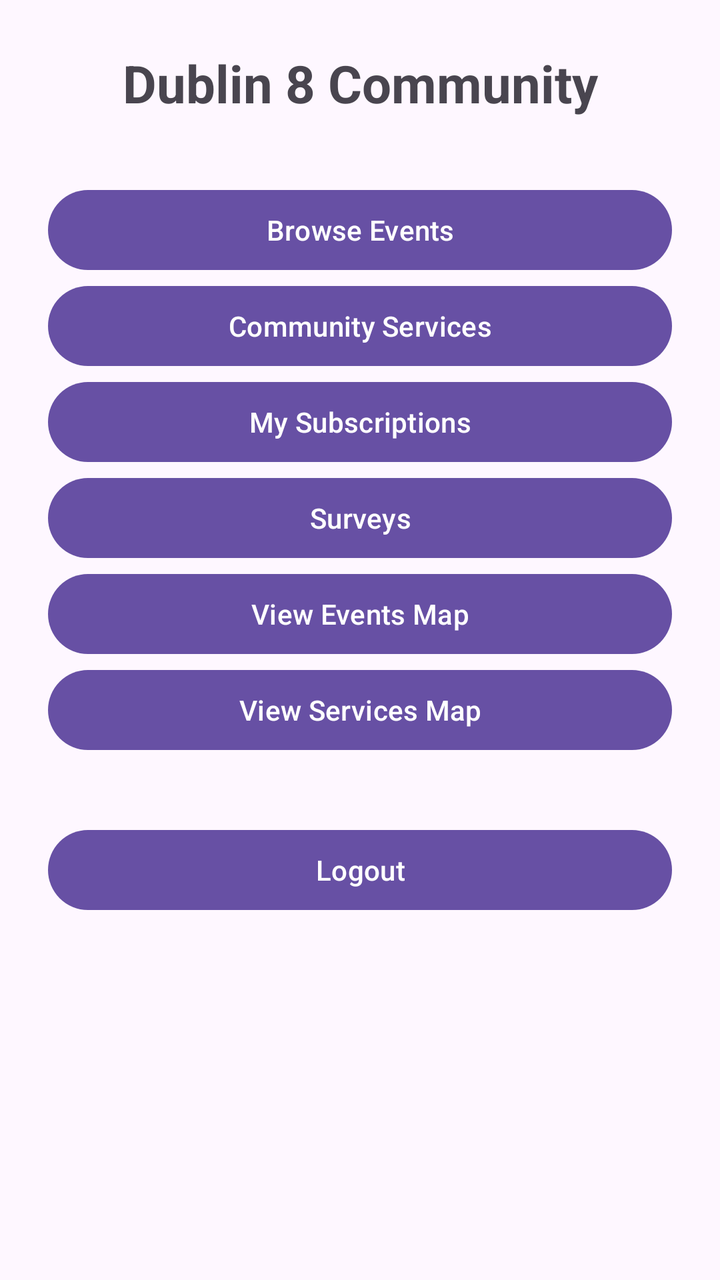
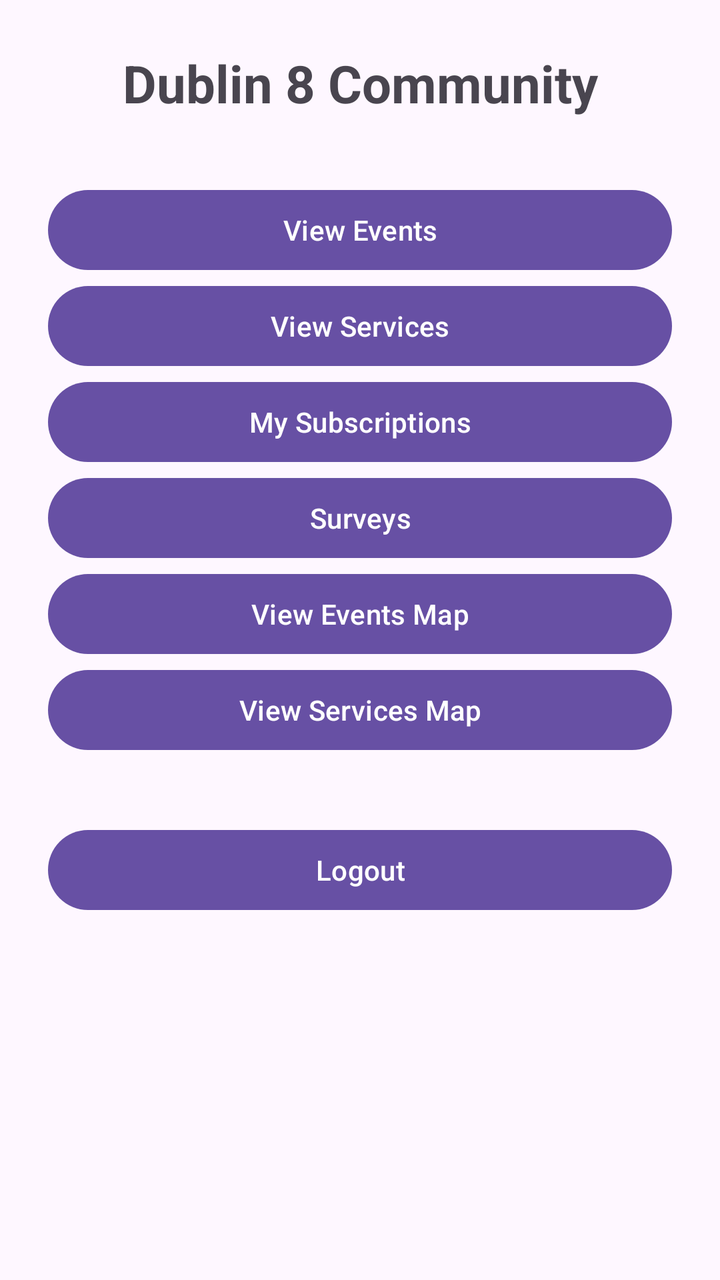

Screens rendered from an Android XML layout before and after an edit, with the pre-edit source and the edit as a unified diff.
<!-- AndroidManifest.xml: application theme Theme.Dublin8Community -->
<!-- res/layout/activity_user_dashboard.xml -->
<?xml version="1.0" encoding="utf-8"?>
<LinearLayout xmlns:android="http://schemas.android.com/apk/res/android"
    android:layout_width="match_parent"
    android:layout_height="match_parent"
    android:orientation="vertical"
    android:padding="24dp"
    android:gravity="center_horizontal">

    <TextView
        android:id="@+id/welcomeText"
        android:layout_width="match_parent"
        android:layout_height="wrap_content"
        android:text="Dublin 8 Community"
        android:textSize="26sp"
        android:textStyle="bold"
        android:gravity="center"
        android:layout_marginBottom="32dp" />

    <Button
        android:id="@+id/eventsButton"
        android:layout_width="match_parent"
        android:layout_height="wrap_content"
        android:text="Browse Events" />

    <Button
        android:id="@+id/servicesButton"
        android:layout_width="match_parent"
        android:layout_height="wrap_content"
        android:text="Community Services" />

    <Button
        android:id="@+id/subscriptionsButton"
        android:layout_width="match_parent"
        android:layout_height="wrap_content"
        android:text="My Subscriptions" />

    <Button
        android:id="@+id/surveysButton"
        android:layout_width="match_parent"
        android:layout_height="wrap_content"
        android:text="Surveys" />

    <Button
        android:id="@+id/eventsMapButton"
        android:layout_width="match_parent"
        android:layout_height="wrap_content"
        android:text="View Events Map" />

    <Button
        android:id="@+id/servicesMapButton"
        android:layout_width="match_parent"
        android:layout_height="wrap_content"
        android:text="View Services Map" />

    <Button
        android:id="@+id/logoutButton"
        android:layout_width="match_parent"
        android:layout_height="wrap_content"
        android:text="Logout"
        android:layout_marginTop="32dp" />

</LinearLayout>
<!-- resources referenced by this layout -->
<resources>
  <style name="Theme.Dublin8Community" parent="Base.Theme.Dublin8Community" />
  <style name="Base.Theme.Dublin8Community" parent="Theme.Material3.DayNight.NoActionBar">
          
          
      </style>
</resources>

<!-- the commit's change to res/layout/activity_user_dashboard.xml (unified diff, before → after) -->
@@ -20,13 +20,13 @@
         android:id="@+id/eventsButton"
         android:layout_width="match_parent"
         android:layout_height="wrap_content"
-        android:text="Browse Events" />
+        android:text="View Events" />
 
     <Button
         android:id="@+id/servicesButton"
         android:layout_width="match_parent"
         android:layout_height="wrap_content"
-        android:text="Community Services" />
+        android:text="View Services" />
 
     <Button
         android:id="@+id/subscriptionsButton"
